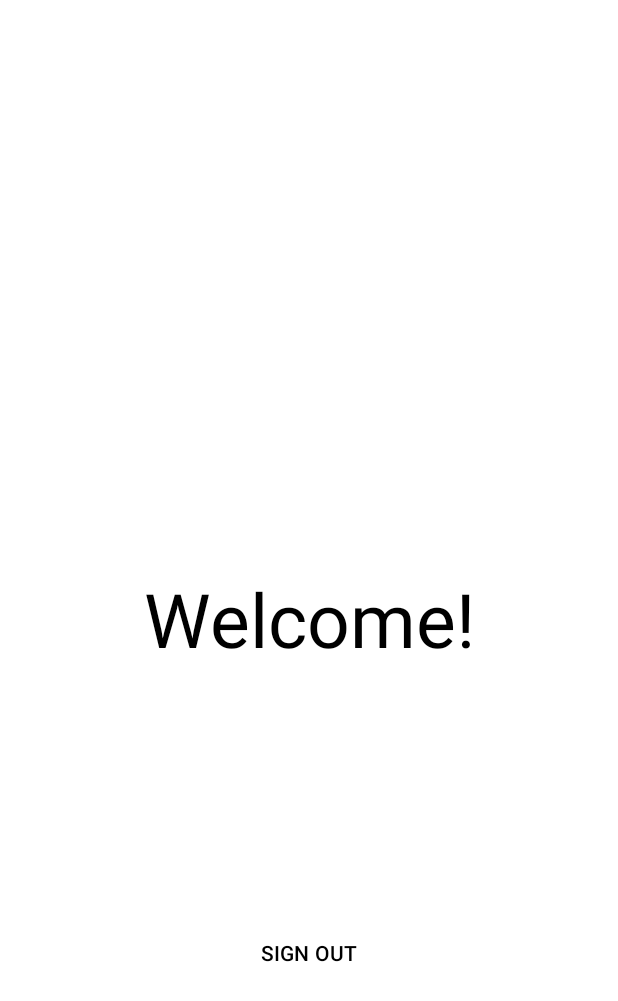
After one commit to El-Vinlos/Langlo, an Android app: the AccountActivity screen opened directly, with no data from a screen before it, on a phone screen of 412 x 824 dp. The commit adds this screen. Shown: the top 1001 px of the screen. Run offline under Robolectric (Android 15) with nearby library versions, the phone set to English and light mode, and no system bars; our stand-ins replace Firebase (no records; nobody signed in at launch, a user with empty details on screens opened directly).

Commit message:
feat: add account screen and sign out functionality

```diff
--- a/app/src/main/AndroidManifest.xml
+++ b/app/src/main/AndroidManifest.xml
@@ -31,9 +31,11 @@
             android:name=".ui.cardstudy.CardStudyActivity"
             android:exported="false" />
 
-        <activity android:name=".ui.login.LoginActivity"
+        <activity android:name=".ui.account.LoginActivity"
             android:exported="false"/>
 
+        <activity android:name=".ui.account.AccountActivity"
+            android:exported="false"/>
     </application>
 
 </manifest>
--- a/app/src/main/java/com/elvinlos/langlo/FirebaseHelper.java
+++ b/app/src/main/java/com/elvinlos/langlo/FirebaseHelper.java
@@ -73,7 +73,6 @@ public class FirebaseHelper {
                     @Override
                     public void onError(GetCredentialException e) {
                         Log.e(TAG, "Sign-in failed: " + e.getLocalizedMessage());
-                        Toast.makeText(activity, "Sign-in failed", Toast.LENGTH_SHORT).show();
                     }
                 }
         );
--- /dev/null
+++ b/app/src/main/java/com/elvinlos/langlo/ui/account/AccountActivity.java
@@ -0,0 +1,111 @@
+package com.elvinlos.langlo.ui.account;
+
+import android.content.Intent;
+import android.os.Bundle;
+import android.os.CancellationSignal;
+import android.util.Log;
+import android.view.View;
+import android.widget.Button;
+import android.widget.TextView;
+
+import androidx.annotation.NonNull;
+import androidx.annotation.Nullable;
+import androidx.appcompat.app.AppCompatActivity;
+import androidx.credentials.ClearCredentialStateRequest;
+import androidx.credentials.CredentialManager;
+import androidx.credentials.CredentialManagerCallback;
+import androidx.credentials.exceptions.ClearCredentialException;
+
+import com.elvinlos.langlo.R;
+import com.elvinlos.langlo.ui.main.MainActivity;
+import com.google.firebase.auth.FirebaseAuth;
+import com.google.firebase.auth.FirebaseUser;
+
+import java.util.concurrent.Executors;
+
+public class AccountActivity extends AppCompatActivity {
+
+    // Declare UI elements and Firebase components
+    private TextView nameTextView;
+    private Button signOutButton;
+    private FirebaseAuth mAuth;
+    private CredentialManager credentialManager;
+
+    @Override
+    protected void onCreate(@Nullable Bundle savedInstanceState) {
+        super.onCreate(savedInstanceState);
+        setContentView(R.layout.activity_account);
+
+        mAuth = FirebaseAuth.getInstance();
+        credentialManager = CredentialManager.create(this);
+
+
+        nameTextView = findViewById(R.id.nameTextView);
+        signOutButton = findViewById(R.id.signOutButton);
+
+
+        setUserName();
+
+
+        signOutButton.setOnClickListener(new View.OnClickListener() {
+            @Override
+            public void onClick(View v) {
+                signOut();
+            }
+        });
+    }
+
+    private void setUserName() {
+        FirebaseUser currentUser = mAuth.getCurrentUser();
+        if (currentUser != null) {
+            String userName = currentUser.getDisplayName();
+            if (userName != null && !userName.isEmpty()) {
+                nameTextView.setText(userName);
+            } else {
+                nameTextView.setText("Welcome!");
+            }
+        } else {
+            navigateToLogin();
+            finish();
+        }
+    }
+
+    private void signOut() {
+        // Firebase sign out
+        mAuth.signOut();
+
+        // When a user signs out, clear the current user credential state from all credential providers.
+        ClearCredentialStateRequest clearRequest = new ClearCredentialStateRequest();
+        credentialManager.clearCredentialStateAsync(
+                clearRequest,
+                new CancellationSignal(),
+                Executors.newSingleThreadExecutor(),
+                new CredentialManagerCallback<>() {
+                    @Override
+                    public void onResult(@NonNull Void result) {
+                        navigateToHome();
+                    }
+
+                    @Override
+                    public void onError(@NonNull ClearCredentialException e) {
+                        Log.e("AccountActivity", "Error clearing credential state" + e.getLocalizedMessage());
+                    }
+                });
+    }
+
+    private void navigateToLogin() {
+        Intent intent = new Intent(AccountActivity.this, LoginActivity.class);
+        // Add flags to clear the activity stack and prevent the user from going back to the account screen
+        intent.setFlags(Intent.FLAG_ACTIVITY_NEW_TASK | Intent.FLAG_ACTIVITY_CLEAR_TASK);
+        startActivity(intent);
+        finish();
+    }
+
+    private void navigateToHome() {
+        Intent intent = new Intent(AccountActivity.this, MainActivity.class);
+        // Add flags to clear the activity stack and prevent the user from going back to the account screen
+        intent.setFlags(Intent.FLAG_ACTIVITY_NEW_TASK | Intent.FLAG_ACTIVITY_CLEAR_TASK);
+        startActivity(intent);
+        finish();
+    }
+}
--- a/app/src/main/java/com/elvinlos/langlo/ui/login/LoginActivity.java
+++ b/app/src/main/java/com/elvinlos/langlo/ui/account/LoginActivity.java
@@ -1,7 +1,6 @@
-package com.elvinlos.langlo.ui.login;
+package com.elvinlos.langlo.ui.account;
 
 import android.os.Bundle;
-import android.util.Log;
 import android.widget.Button;
 
 import androidx.appcompat.app.AppCompatActivity;
--- /dev/null
+++ b/app/src/main/res/layout/activity_account.xml
@@ -0,0 +1,30 @@
+<?xml version="1.0" encoding="utf-8"?>
+<androidx.constraintlayout.widget.ConstraintLayout xmlns:android="http://schemas.android.com/apk/res/android"
+    xmlns:app="http://schemas.android.com/apk/res-auto"
+    xmlns:tools="http://schemas.android.com/tools"
+    android:layout_width="match_parent"
+    android:layout_height="match_parent"
+    android:background="?attr/colorPrimary">
+
+    <TextView
+        android:id="@+id/nameTextView"
+        android:layout_width="wrap_content"
+        android:layout_height="wrap_content"
+        android:text="account_name"
+        android:textColor="?attr/colorOnPrimary"
+        android:textSize="50dp"
+        app:layout_constraintBottom_toBottomOf="parent"
+        app:layout_constraintEnd_toEndOf="parent"
+        app:layout_constraintStart_toStartOf="parent"
+        app:layout_constraintTop_toTopOf="parent" />
+
+    <Button
+        android:id="@+id/signOutButton"
+        android:layout_width="wrap_content"
+        android:layout_height="wrap_content"
+        app:layout_constraintBottom_toBottomOf="parent"
+        app:layout_constraintEnd_toEndOf="@+id/nameTextView"
+        android:text="SIGN OUT"
+        app:layout_constraintStart_toStartOf="@+id/nameTextView"
+        app:layout_constraintTop_toBottomOf="@+id/nameTextView" />
+</androidx.constraintlayout.widget.ConstraintLayout>
```
Also changed, not shown: app/src/main/java/com/elvinlos/langlo/ui/main/MainActivity.java (+3 -9 lines).
